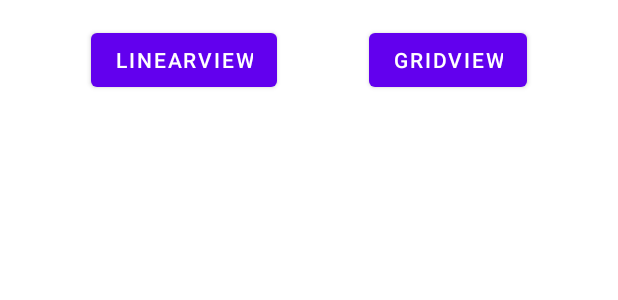
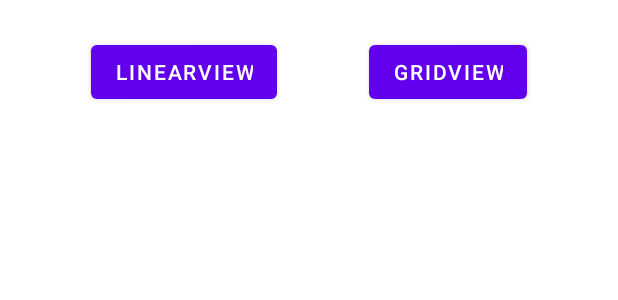
Before and after one commit to RajaSultan/Recyclerview-, an Android app: the layout activity_main.xml on its own in the app's theme, with its tools: preview values and no code run, on a phone screen of 412 x 824 dp. Shown: the top 300 px of the screen. Run offline under Robolectric (Android 15) with nearby library versions, the phone set to English and light mode, and no system bars.

Commit message:
Grid and Linear Recyclerview

```diff
--- a/app/src/main/res/layout/activity_main.xml
+++ b/app/src/main/res/layout/activity_main.xml
@@ -10,7 +10,7 @@
         android:id="@+id/button"
         android:layout_width="wrap_content"
         android:layout_height="wrap_content"
-        android:layout_marginTop="16dp"
+        android:layout_marginTop="24dp"
         android:text="@string/linearview"
         app:layout_constraintEnd_toStartOf="@+id/button2"
         app:layout_constraintHorizontal_bias="0.5"
@@ -21,7 +21,7 @@
         android:id="@+id/button2"
         android:layout_width="wrap_content"
         android:layout_height="wrap_content"
-        android:layout_marginTop="16dp"
+        android:layout_marginTop="24dp"
         android:text="@string/gridview"
         app:layout_constraintEnd_toEndOf="parent"
         app:layout_constraintHorizontal_bias="0.5"
@@ -32,7 +32,7 @@
         android:id="@+id/recview"
         android:layout_width="match_parent"
         android:layout_height="match_parent"
-        android:layout_marginTop="82dp"
+        android:layout_marginTop="100dp"
         app:layout_constraintBottom_toBottomOf="parent"
         app:layout_constraintEnd_toEndOf="parent"
         app:layout_constraintStart_toStartOf="parent"
--- a/app/src/main/res/layout/row.xml
+++ b/app/src/main/res/layout/row.xml
@@ -9,10 +9,10 @@
         android:layout_width="match_parent"
         android:layout_height="wrap_content"
         android:layout_marginStart="16dp"
-        android:layout_marginTop="16dp"
+        android:layout_marginTop="24dp"
         android:layout_marginEnd="16dp"
+        android:elevation="10dp"
         app:cardCornerRadius="10dp"
-        android:elevation="10dp"
         app:layout_constraintEnd_toEndOf="parent"
         app:layout_constraintStart_toStartOf="parent"
         app:layout_constraintTop_toTopOf="parent">
```
